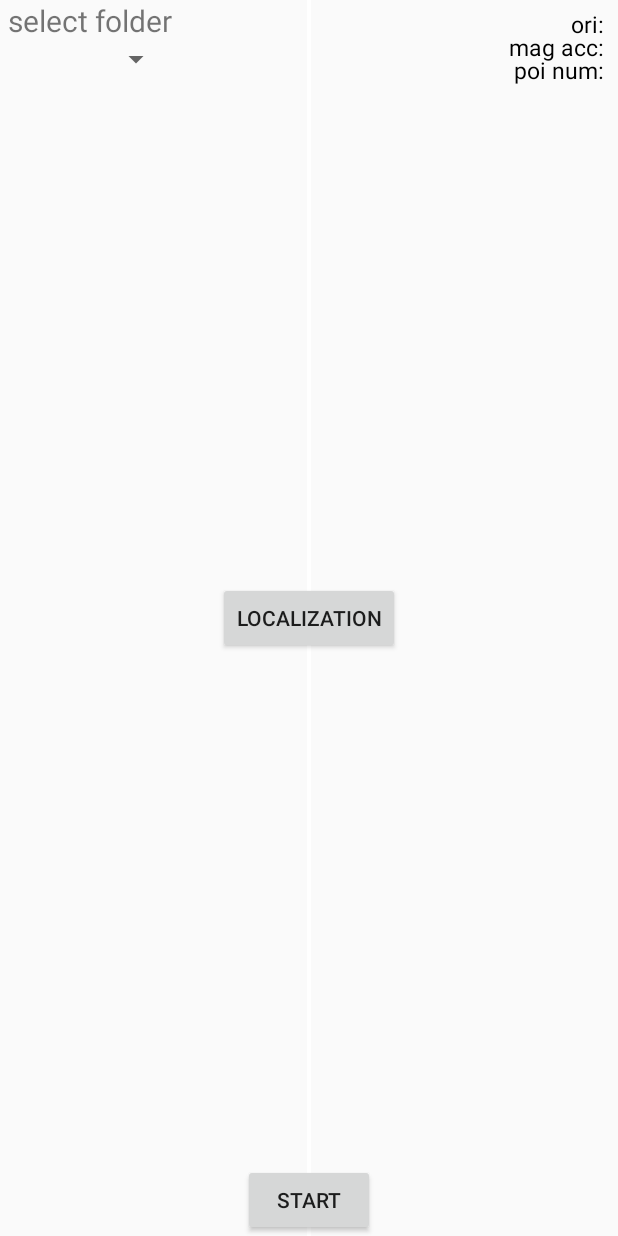
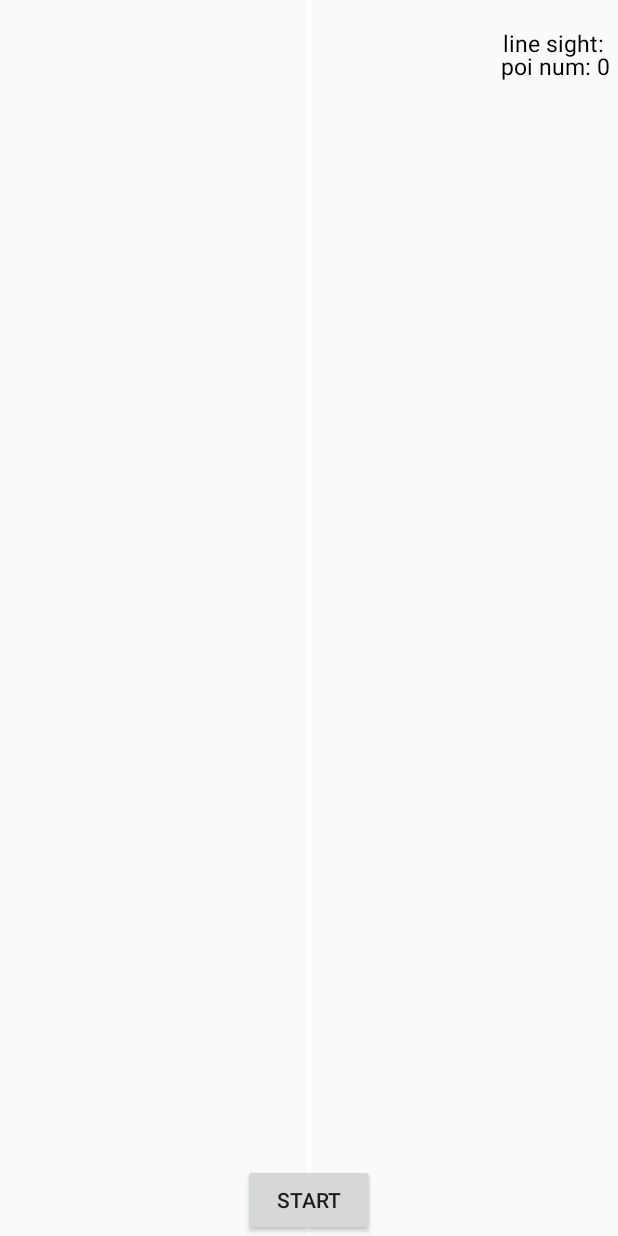
Before and after one commit to zhouqing972668019/RealTimeIndoorLocation, an Android app: the CameraActivity screen opened directly, with no data from a screen before it, on a phone screen of 412 x 824 dp. Run offline under Robolectric (Android 15) with nearby library versions, the phone set to English and light mode, and no system bars; 1 statement that could not run was skipped.

Commit message:
更贴近用户使用需求

```diff
--- a/app/src/main/java/com/zhouqing/chatproject/realtimeindoorlocation/activity/AutoSettingActivity.java
+++ b/app/src/main/java/com/zhouqing/chatproject/realtimeindoorlocation/activity/AutoSettingActivity.java
@@ -46,6 +46,7 @@ public class AutoSettingActivity extends AppCompatActivity {
         btnCollectionData = findViewById(R.id.btn_collection_data);
         ArrayAdapter<String> shopAdapter = new ArrayAdapter<>(this,android.R.layout.simple_spinner_dropdown_item,Constant.SHOP_NAMES);
         spShop.setAdapter(shopAdapter);
+        spShop.setSelection(1);
         //spShop.setSelection(FileUtil.getSPInt(AutoSettingActivity.this,"shopSelection"));
         spShop.setOnItemSelectedListener(new AdapterView.OnItemSelectedListener() {
             @Override
--- a/app/src/main/java/com/zhouqing/chatproject/realtimeindoorlocation/activity/CameraActivity.java
+++ b/app/src/main/java/com/zhouqing/chatproject/realtimeindoorlocation/activity/CameraActivity.java
@@ -67,7 +67,7 @@ public class CameraActivity extends AppCompatActivity {
     private MyReceiver receiver=null;
     private IntentFilter filter = null;
 
-    private TextView tvMagAccOri;
+    //private TextView tvMagAccOri;
     //private TextView tvGyroOri;
     private TextView tvOri;
     private TextView tvPOINum;
@@ -89,9 +89,9 @@ public class CameraActivity extends AppCompatActivity {
                 tvOri.setText(d.format(angle) + "");
             }
             //tvGyroOri.setText(d.format(gyroAngle) + "");
-            if(accMagAngle != null){
-                tvMagAccOri.setText(d.format(accMagAngle) + "");
-            }
+//            if(accMagAngle != null){
+//                tvMagAccOri.setText(d.format(accMagAngle) + "");
+//            }
             if(POINum != null && POINum != 0){
                 tvPOINum.setText(POINum+"");
             }
@@ -106,7 +106,7 @@ public class CameraActivity extends AppCompatActivity {
 
         tvOri = findViewById(R.id.tv_ori);
         //tvGyroOri = findViewById(R.id.tv_gyro_ori);
-        tvMagAccOri = findViewById(R.id.tv_mag_acc_ori);
+        //tvMagAccOri = findViewById(R.id.tv_mag_acc_ori);
         tvPOINum = findViewById(R.id.tv_poi_num);
         //选择文件夹，直接定位
         spFolder = findViewById(R.id.sp_folder);
--- a/app/src/main/java/com/zhouqing/chatproject/realtimeindoorlocation/text_detection/TextRecognitionProcessor.java
+++ b/app/src/main/java/com/zhouqing/chatproject/realtimeindoorlocation/text_detection/TextRecognitionProcessor.java
@@ -190,7 +190,7 @@ public class TextRecognitionProcessor {
 			//文字中心与屏幕中央基本重合
 			if(Math.abs(centerDis) < 10d){
 				detectText.pos = 0;
-				String textDetectionInfo = timeStamp+" "+left+" "+top+" "+right+" "+bottom+" "+content+" "+resultPOIName;
+				String textDetectionInfo = timeStamp+","+left+","+top+","+right+","+bottom+","+content+","+resultPOIName;
 				textDetectionInfoAll.add(textDetectionInfo);
 				//将已识别的POI放入哈希表
 				POISet.add(resultPOIName);
--- a/app/src/main/java/com/zhouqing/chatproject/realtimeindoorlocation/util/Constant.java
+++ b/app/src/main/java/com/zhouqing/chatproject/realtimeindoorlocation/util/Constant.java
@@ -136,7 +136,7 @@ public class Constant {
         double areaTop = Double.MAX_VALUE;
         double areaBottom = Double.MIN_VALUE;
         for(String textDetectionInfo:textDetectionInfoList){
-            String[] elements = textDetectionInfo.split(" ");
+            String[] elements = textDetectionInfo.split(",");
             double left = Double.parseDouble(elements[1]);
             double top = Double.parseDouble(elements[2]);
             double right = Double.parseDouble(elements[3]);
--- a/app/src/main/java/com/zhouqing/chatproject/realtimeindoorlocation/util/LocationInfoUtil.java
+++ b/app/src/main/java/com/zhouqing/chatproject/realtimeindoorlocation/util/LocationInfoUtil.java
@@ -433,7 +433,7 @@ public class LocationInfoUtil {
     //获取文字识别信息--只考虑出现一次的情况(实时版本)
     public static void getTextDetectionInfo(List<String> textDetectionList, Map<String, TextDetectionAndPoi> textDetectionInfoMap) {
         for (String textDetection : textDetectionList) {
-            String[] elements = textDetection.split(" ");
+            String[] elements = textDetection.split(",");
             if (elements.length != 7) {
                 continue;
             }
--- a/app/src/main/res/layout/activity_camera.xml
+++ b/app/src/main/res/layout/activity_camera.xml
@@ -35,6 +35,7 @@
         android:layout_width="wrap_content"
         android:layout_height="wrap_content"
         android:layout_centerInParent="true"
+        android:visibility="gone"
         android:text="Localization"/>
 
     <LinearLayout
@@ -42,65 +43,18 @@
         android:layout_width="wrap_content"
         android:layout_height="wrap_content"
         android:layout_alignParentRight="true"
-        android:layout_margin="5dp"
+        android:layout_marginLeft="5dp"
+        android:layout_marginRight="5dp"
+        android:layout_marginTop="18dp"
         android:orientation="horizontal">
         <TextView
             android:layout_width="wrap_content"
             android:layout_height="wrap_content"
             android:textColor="#000000"
             android:textSize="15sp"
-            android:text="ori: "/>
+            android:text="line sight: "/>
         <TextView
             android:id="@+id/tv_ori"
-            android:layout_width="wrap_content"
-            android:layout_height="wrap_content"
-            android:textColor="#000000"
-            android:textSize="15sp"
-            />
-    </LinearLayout>
-    <LinearLayout
-        android:id="@+id/ll_gyro_ori"
-        android:layout_width="wrap_content"
-        android:layout_height="wrap_content"
-        android:layout_alignParentRight="true"
-        android:layout_marginLeft="5dp"
-        android:layout_marginRight="5dp"
-        android:layout_marginTop="15dp"
-        android:layout_alignTop="@+id/ll_ori"
-        android:orientation="horizontal"
-        android:visibility="gone">
-        <TextView
-            android:layout_width="wrap_content"
-            android:layout_height="wrap_content"
-            android:textColor="#000000"
-            android:textSize="15sp"
-            android:text="gyro: "/>
-        <TextView
-            android:id="@+id/tv_gyro_ori"
-            android:layout_width="wrap_content"
-            android:layout_height="wrap_content"
-            android:textColor="#000000"
-            android:textSize="15sp"
-            />
-    </LinearLayout>
-    <LinearLayout
-        android:id="@+id/ll_mag_acc_ori"
-        android:layout_width="wrap_content"
-        android:layout_height="wrap_content"
-        android:layout_alignParentRight="true"
-        android:layout_marginLeft="5dp"
-        android:layout_marginRight="5dp"
-        android:layout_marginTop="15dp"
-        android:layout_alignTop="@id/ll_gyro_ori"
-        android:orientation="horizontal">
-        <TextView
-            android:layout_width="wrap_content"
-            android:layout_height="wrap_content"
-            android:textColor="#000000"
-            android:textSize="15sp"
-            android:text="mag acc: "/>
-        <TextView
-            android:id="@+id/tv_mag_acc_ori"
             android:layout_width="wrap_content"
             android:layout_height="wrap_content"
             android:textColor="#000000"
@@ -115,7 +69,7 @@
         android:layout_marginLeft="5dp"
         android:layout_marginRight="5dp"
         android:layout_marginTop="15dp"
-        android:layout_alignTop="@id/ll_mag_acc_ori"
+        android:layout_alignTop="@id/ll_ori"
         android:orientation="horizontal">
         <TextView
             android:layout_width="wrap_content"
@@ -129,6 +83,7 @@
             android:layout_height="wrap_content"
             android:textColor="#000000"
             android:textSize="15sp"
+            android:text="0"
             />
     </LinearLayout>
     <LinearLayout
@@ -139,7 +94,8 @@
         android:layout_alignParentLeft="true"
         android:layout_marginLeft="5dp"
         android:layout_marginRight="5dp"
-        android:orientation="vertical">
+        android:orientation="vertical"
+        android:visibility="gone">
         <TextView
             android:layout_width="match_parent"
             android:layout_height="wrap_content"
```
